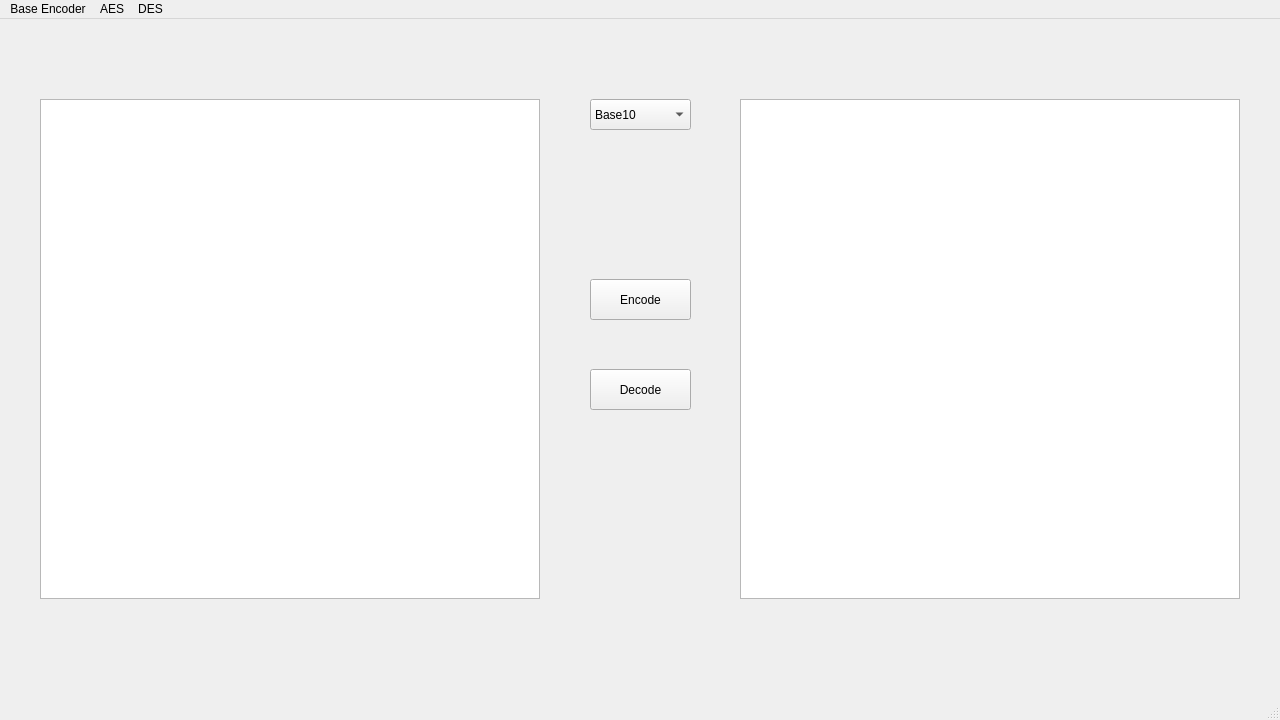
First picture: the form in aisio-gui/mainwindow.ui, repository TaiwanMiya/Ais.IO, before the edit.
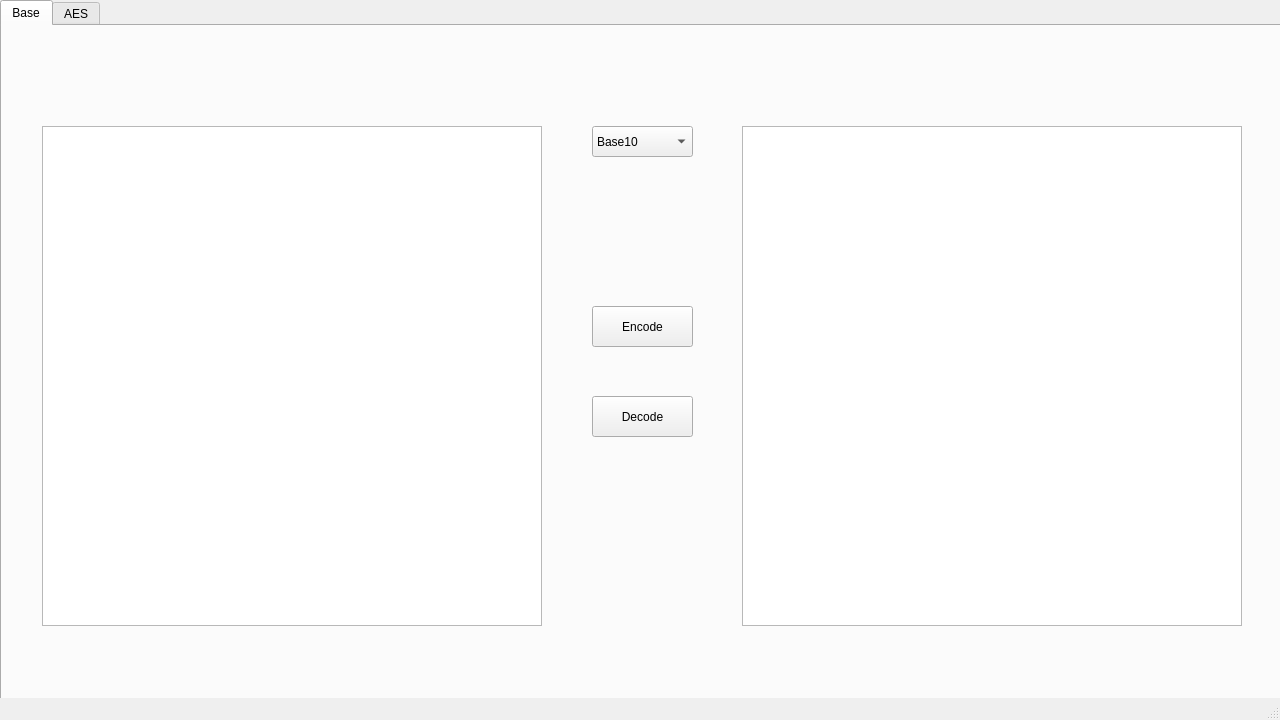
Second picture: the form after the edit.

The edit to the form file:
```diff
--- a/aisio-gui/mainwindow.ui
+++ b/aisio-gui/mainwindow.ui
@@ -32,13 +32,13 @@
    <locale language="English" country="UnitedStates"/>
   </property>
   <widget class="QWidget" name="centralwidget">
-   <widget class="QTextEdit" name="plainText">
+   <widget class="QTabWidget" name="tabWidget">
     <property name="geometry">
      <rect>
-      <x>40</x>
-      <y>80</y>
-      <width>500</width>
-      <height>500</height>
+      <x>0</x>
+      <y>0</y>
+      <width>1281</width>
+      <height>711</height>
      </rect>
     </property>
     <property name="whatsThis">
@@ -47,51 +47,15 @@
     <property name="accessibleDescription">
      <string/>
     </property>
-   </widget>
-   <widget class="QTextEdit" name="cipherText">
-    <property name="geometry">
-     <rect>
-      <x>740</x>
-      <y>80</y>
-      <width>500</width>
-      <height>500</height>
-     </rect>
-    </property>
-    <property name="focusPolicy">
-     <enum>Qt::FocusPolicy::WheelFocus</enum>
-    </property>
-   </widget>
-   <widget class="QPushButton" name="decodeButton">
-    <property name="geometry">
-     <rect>
-      <x>590</x>
-      <y>350</y>
-      <width>101</width>
-      <height>41</height>
-     </rect>
-    </property>
-    <property name="text">
-     <string>Decode</string>
-    </property>
-   </widget>
-   <widget class="QPushButton" name="encodeButton">
-    <property name="geometry">
-     <rect>
-      <x>590</x>
-      <y>260</y>
-      <width>101</width>
-      <height>41</height>
-     </rect>
-    </property>
-    <property name="text">
-     <string>Encode</string>
-    </property>
-   </widget>
+    <widget class="QWidget" name="baseEncoderTab">
+     <attribute name="title">
+      <string>Base</string>
+     </attribute>
    <widget class="QComboBox" name="modeComboBox">
     <property name="geometry">
      <rect>
       <x>590</x>
-      <y>80</y>
+        <y>100</y>
       <width>101</width>
       <height>31</height>
      </rect>
@@ -140,7 +104,70 @@
      </property>
     </item>
    </widget>
-  </widget>
+     <widget class="QTextEdit" name="plainText">
+      <property name="geometry">
+       <rect>
+        <x>40</x>
+        <y>100</y>
+        <width>500</width>
+        <height>500</height>
+       </rect>
+      </property>
+      <property name="whatsThis">
+       <string/>
+      </property>
+      <property name="accessibleDescription">
+       <string/>
+      </property>
+     </widget>
+     <widget class="QTextEdit" name="cipherText">
+      <property name="geometry">
+       <rect>
+        <x>740</x>
+        <y>100</y>
+        <width>500</width>
+        <height>500</height>
+       </rect>
+      </property>
+      <property name="focusPolicy">
+       <enum>Qt::FocusPolicy::WheelFocus</enum>
+      </property>
+     </widget>
+     <widget class="QPushButton" name="encodeButton">
+      <property name="geometry">
+       <rect>
+        <x>590</x>
+        <y>280</y>
+        <width>101</width>
+        <height>41</height>
+       </rect>
+      </property>
+      <property name="text">
+       <string>Encode</string>
+      </property>
+     </widget>
+     <widget class="QPushButton" name="decodeButton">
+      <property name="geometry">
+       <rect>
+        <x>590</x>
+        <y>370</y>
+        <width>101</width>
+        <height>41</height>
+       </rect>
+      </property>
+      <property name="text">
+       <string>Decode</string>
+      </property>
+     </widget>
+    </widget>
+    <widget class="QWidget" name="aesTab">
+     <attribute name="title">
+      <string>AES</string>
+     </attribute>
+    </widget>
+   </widget>
+  </widget>
+  <widget class="QStatusBar" name="statusbar"/>
   <widget class="QMenuBar" name="menubar">
    <property name="geometry">
     <rect>
@@ -150,26 +177,7 @@
      <height>24</height>
     </rect>
    </property>
-   <widget class="QMenu" name="menuBase_Encoder">
-    <property name="title">
-     <string>Base Encoder</string>
-    </property>
-   </widget>
-   <widget class="QMenu" name="menuAES">
-    <property name="title">
-     <string>AES</string>
-    </property>
-   </widget>
-   <widget class="QMenu" name="menuDES">
-    <property name="title">
-     <string>DES</string>
-    </property>
-   </widget>
-   <addaction name="menuBase_Encoder"/>
-   <addaction name="menuAES"/>
-   <addaction name="menuDES"/>
-  </widget>
-  <widget class="QStatusBar" name="statusbar"/>
+  </widget>
   <action name="actionBase">
    <property name="text">
     <string>Base</string>
```
Left out of the diff: 8 changed lines with no effect on the pictures. Lines whose indentation alone changed are shown as unchanged.
